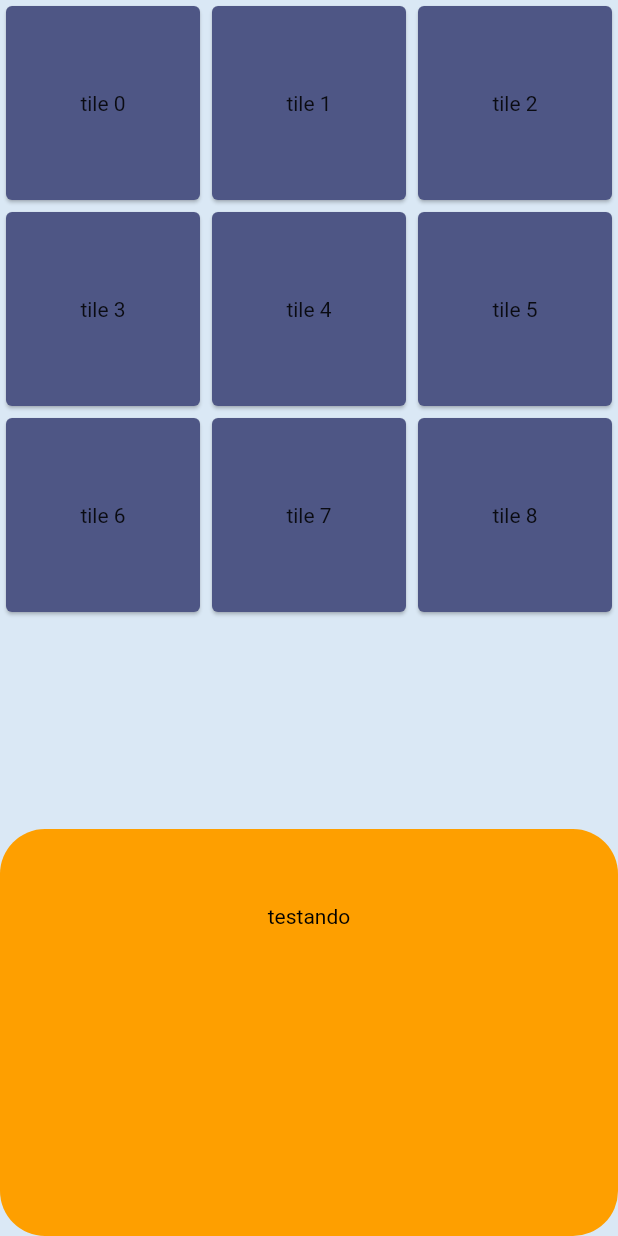
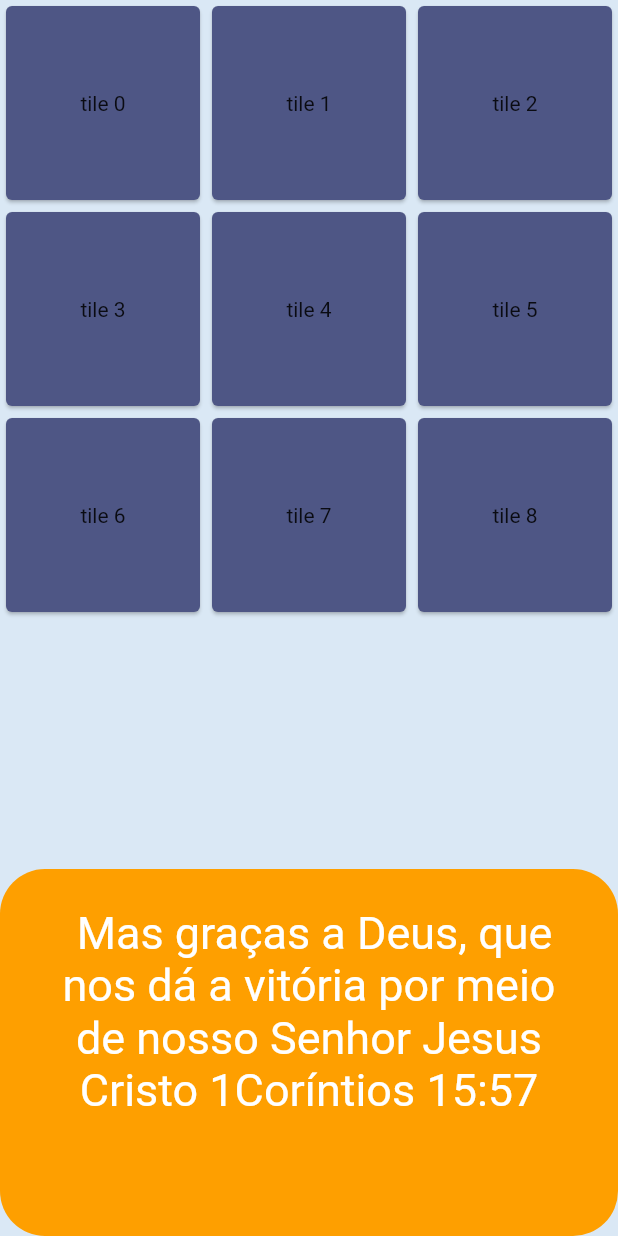
Before and after one commit to leordrigues/webchurch, a Flutter app: the Menugeral screen opened directly, on a phone screen of 412 x 824 dp. Run offline on Flutter 3.47's test engine with Material 2 defaults, Android fonts, the phone set to English and light mode, and no system bars.

Commit message:
versiculo ok

```diff
--- a/lib/menugeral.dart
+++ b/lib/menugeral.dart
@@ -15,7 +15,7 @@ class Menugeral extends StatelessWidget {
               child: MainMenu(), //chamei a classe dos grid
             ),
             SizedBox(
-              height: 10.0,
+              height: 90.0,
             ), //dividindo as colunas
             Expanded(
               flex: 1,
@@ -23,10 +23,10 @@ class Menugeral extends StatelessWidget {
                 decoration: BoxDecoration(
                     color: Color(0xFFFE9F00), //cor do quadrado amarelo
                     borderRadius: BorderRadius.circular(30.0)),
-                padding: EdgeInsets.all(50),
+                padding: EdgeInsets.all(25),
                 child: Text(
-                  "testando",
-                  style: TextStyle(color: Colors.black),
+                  " Mas graças a Deus, que nos dá a vitória por meio de nosso Senhor Jesus Cristo 1Coríntios 15:57  ",
+                  style: TextStyle(color: Colors.white, fontSize: 30 ),
                   textAlign: TextAlign.center,
                 ),
               ),
```
